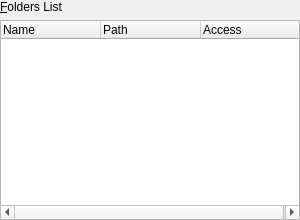
First picture: the form in vbox/src/VBox/Frontends/VirtualBox/ui/VBoxVMSettingsSF.ui, repository jljuxgm/vboxgit, before the edit.
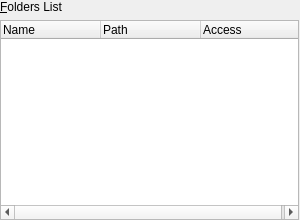
Second picture: the form after the edit. Custom widgets are drawn as their Qt base class.

Commit message:
commit_24056 ------------------------------------------------------------------------ r24056 | vboxsync | 2009-10-24 12:01:34 +0800 (Sat, 24 Oct 2009) | 1 line
FE/Qt4: Fixed typo in r53914.
------------------------------------------------------------------------

What changed in the file:
```diff
--- a/vbox/src/VBox/Frontends/VirtualBox/ui/VBoxVMSettingsSF.ui
+++ b/vbox/src/VBox/Frontends/VirtualBox/ui/VBoxVMSettingsSF.ui
@@ -46,7 +46,7 @@
       <number>0</number>
      </property>
      <property name="spacing">
-      <number>0</number>
+      <number>1</number>
      </property>
      <item>
       <widget class="QTreeWidget" name="mTwFolders">
```
